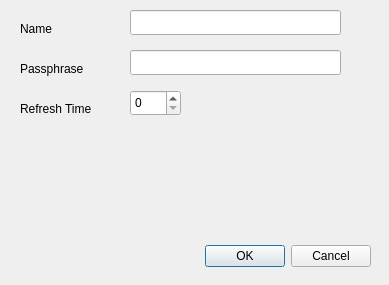
First picture: the form in configpropertieswindow.ui, repository nametable/ScoringEngine, before the edit.
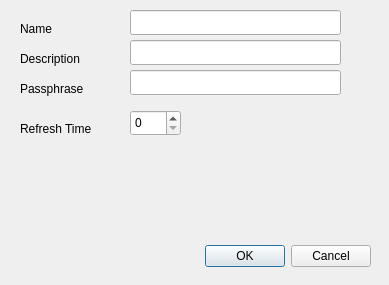
Second picture: the form after the edit.

Commit message: Worked on Config Settings and broke right click edit

```diff
--- a/configpropertieswindow.ui
+++ b/configpropertieswindow.ui
@@ -33,7 +33,7 @@
    <property name="geometry">
     <rect>
      <x>20</x>
-     <y>100</y>
+     <y>120</y>
      <width>101</width>
      <height>17</height>
     </rect>
@@ -46,7 +46,7 @@
    <property name="geometry">
     <rect>
      <x>130</x>
-     <y>90</y>
+     <y>110</y>
      <width>51</width>
      <height>26</height>
     </rect>
@@ -79,7 +79,7 @@
    <property name="geometry">
     <rect>
      <x>130</x>
-     <y>50</y>
+     <y>70</y>
      <width>211</width>
      <height>25</height>
     </rect>
@@ -89,7 +89,7 @@
    <property name="geometry">
     <rect>
      <x>20</x>
-     <y>60</y>
+     <y>80</y>
      <width>101</width>
      <height>17</height>
     </rect>
@@ -98,6 +98,29 @@
     <string>Passphrase</string>
    </property>
   </widget>
+  <widget class="QLineEdit" name="txtDescription">
+   <property name="geometry">
+    <rect>
+     <x>130</x>
+     <y>40</y>
+     <width>211</width>
+     <height>25</height>
+    </rect>
+   </property>
+  </widget>
+  <widget class="QLabel" name="label_4">
+   <property name="geometry">
+    <rect>
+     <x>20</x>
+     <y>50</y>
+     <width>101</width>
+     <height>17</height>
+    </rect>
+   </property>
+   <property name="text">
+    <string>Description</string>
+   </property>
+  </widget>
  </widget>
  <resources/>
  <connections>
```
The commit also changes 3 other files.
